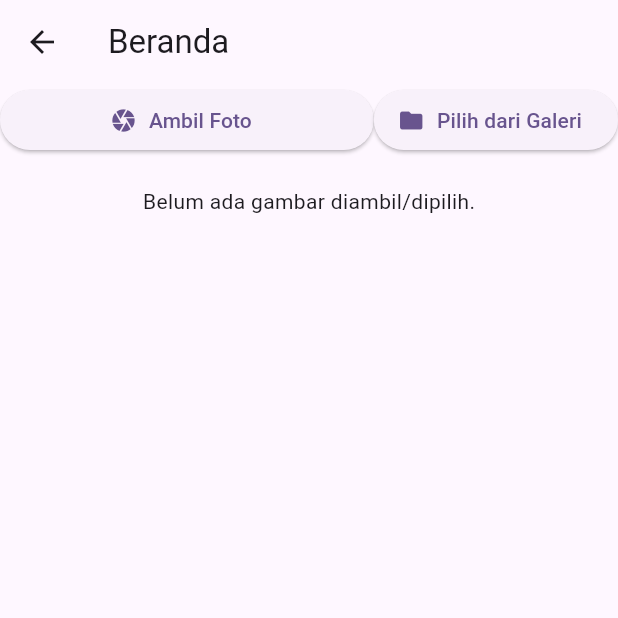
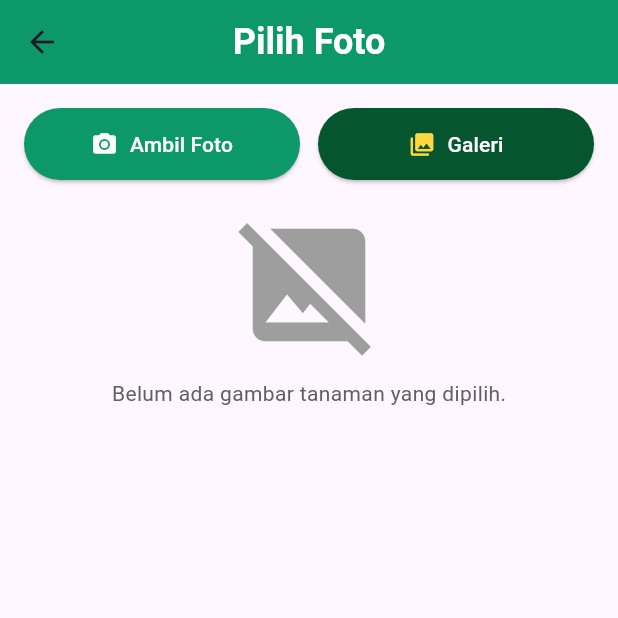
Before and after one commit to Alan21103/PlantApp_0127, a Flutter app: the CameraScreen screen opened directly, on a phone screen of 412 x 824 dp, the top half of it. Run offline on Flutter 3.47's test engine with Material 3 defaults, Android fonts, the phone set to English and light mode, and no system bars; our stand-ins replace camera, flutter_svg, geocoding, geolocator, google_maps_flutter, image_picker and 1 more.

Commit message:
Fix ui camera screen

```diff
--- a/lib/screens/camera/camera_screen.dart
+++ b/lib/screens/camera/camera_screen.dart
@@ -1,9 +1,9 @@
 import 'dart:io';
-
 
 import 'package:flutter/material.dart';
 import 'package:image_picker/image_picker.dart';
 import 'package:permission_handler/permission_handler.dart';
+import 'package:plant_app/constraints.dart';
 import 'package:plant_app/screens/camera/components/native_camera.dart';
 import 'package:plant_app/screens/camera/components/storage_helper.dart';
 
@@ -53,8 +53,18 @@ class _CameraScreenState extends State<CameraScreen> {
   @override
   Widget build(BuildContext context) {
     return Scaffold(
-      appBar: AppBar(title: const Text('Beranda')),
+      appBar: AppBar(
+        title: const Text('Pilih Foto', style: TextStyle(
+          fontSize: 24,
+          fontWeight: FontWeight.bold,
+          color: Colors.white
+        ),),
+        centerTitle: true,
+        backgroundColor: kPrimaryColor,
+      ),
       body: SafeArea(
+        child: Padding(
+          padding: const EdgeInsets.all(16.0),
           child: Column(
             crossAxisAlignment: CrossAxisAlignment.center,
             children: [
@@ -62,47 +72,113 @@ class _CameraScreenState extends State<CameraScreen> {
                 children: [
                   Expanded(
                     child: ElevatedButton.icon(
-                    icon: const Icon(Icons.camera),
-                    label: const Text('Ambil Foto'),
+                      icon: const Icon(Icons.camera_alt, color: Colors.white),
+                      label: const Text('Ambil Foto', style: TextStyle(
+                        color: Colors.white
+                      )
+                    ),
                       onPressed: _takePicture,
+                      style: ElevatedButton.styleFrom(
+                        backgroundColor: kPrimaryColor,
+                        padding: const EdgeInsets.symmetric(vertical: 14),
                       ),
                     ),
-                ElevatedButton.icon(
-                  icon: const Icon(Icons.folder),
-                  label: const Text('Pilih dari Galeri'),
+                  ),
+                  const SizedBox(width: 12),
+                  Expanded(
+                    child: ElevatedButton.icon(
+                      icon: const Icon(Icons.photo_library, color: Colors.amberAccent),
+                      label: const Text('Galeri', style: TextStyle(
+                        color: Colors.white
+                      ),),
                       onPressed: _pickFromGallery,
+                      style: ElevatedButton.styleFrom(
+                        backgroundColor: const Color.fromARGB(255, 5, 85, 46),
+                        padding: const EdgeInsets.symmetric(vertical: 14),
+                      ),
+                    ),
                   ),
                 ],
               ),
               const SizedBox(height: 20),
               if (_imageFile != null)
-              Column(
+                Card(
+                  elevation: 4,
+                  shape: RoundedRectangleBorder(
+                    borderRadius: BorderRadius.circular(12),
+                  ),
+                  child: Column(
                     children: [
+                      ClipRRect(
+                        borderRadius: const BorderRadius.vertical(
+                          top: Radius.circular(12),
+                        ),
+                        child: Image.file(
+                          _imageFile!,
+                          width: double.infinity,
+                          fit: BoxFit.cover,
+                        ),
+                      ),
                       Padding(
-                    padding: const EdgeInsets.all(8.0),
-                    child: Image.file(_imageFile!, width: double.infinity),
+                        padding: const EdgeInsets.all(12.0),
+                        child: Column(
+                          children: [
+                            Text(
+                              '📂 Gambar disimpan di:',
+                              style: TextStyle(
+                                fontWeight: FontWeight.bold,
+                                color: Colors.grey[700],
                               ),
+                            ),
+                            const SizedBox(height: 4),
                             Text(
-                    'Gambar disimpan di: ${_imageFile?.path ?? 'Tidak ada'}',
-                    style: const TextStyle(fontSize: 12),
+                              _imageFile?.path ?? 'Tidak ada',
+                              style: const TextStyle(
+                                fontSize: 12,
+                                color: Colors.black54,
                               ),
+                              textAlign: TextAlign.center,
+                            ),
+                            const SizedBox(height: 10),
                             ElevatedButton.icon(
-                    icon: const Icon(Icons.delete),
+                              icon: const Icon(Icons.delete_forever),
                               label: const Text('Hapus Gambar'),
+                              style: ElevatedButton.styleFrom(
+                                backgroundColor: Colors.redAccent,
+                              ),
                               onPressed: () async {
                                 await _imageFile?.delete();
                                 setState(() => _imageFile = null);
                                 ScaffoldMessenger.of(context).showSnackBar(
-                        const SnackBar(content: Text('Gambar dihapus')),
+                                  const SnackBar(
+                                    content: Text('Gambar dihapus'),
+                                  ),
                                 );
                               },
                             ),
                           ],
+                        ),
+                      ),
+                    ],
+                  ),
                 )
               else
-              const Text('Belum ada gambar diambil/dipilih.'),
-            const SizedBox(height: 20),
+                Column(
+                  children: [
+                    const Icon(
+                      Icons.image_not_supported,
+                      size: 100,
+                      color: Colors.grey,
+                    ),
+                    const SizedBox(height: 12),
+                    Text(
+                      'Belum ada gambar tanaman yang dipilih.',
+                      style: TextStyle(fontSize: 14, color: Colors.grey[700]),
+                    ),
                   ],
+                ),
+            ],
+          ),
         ),
       ),
     );
--- a/lib/screens/camera/components/native_camera.dart
+++ b/lib/screens/camera/components/native_camera.dart
@@ -236,6 +236,6 @@ class _CameraPageState extends State<CameraPage> {
                 },
               )
               : const Center(child: CircularProgressIndicator()),
-            );
-          }
-        }
+    );
+  }
+}
```
Lines whose indentation alone changed are shown as unchanged.
